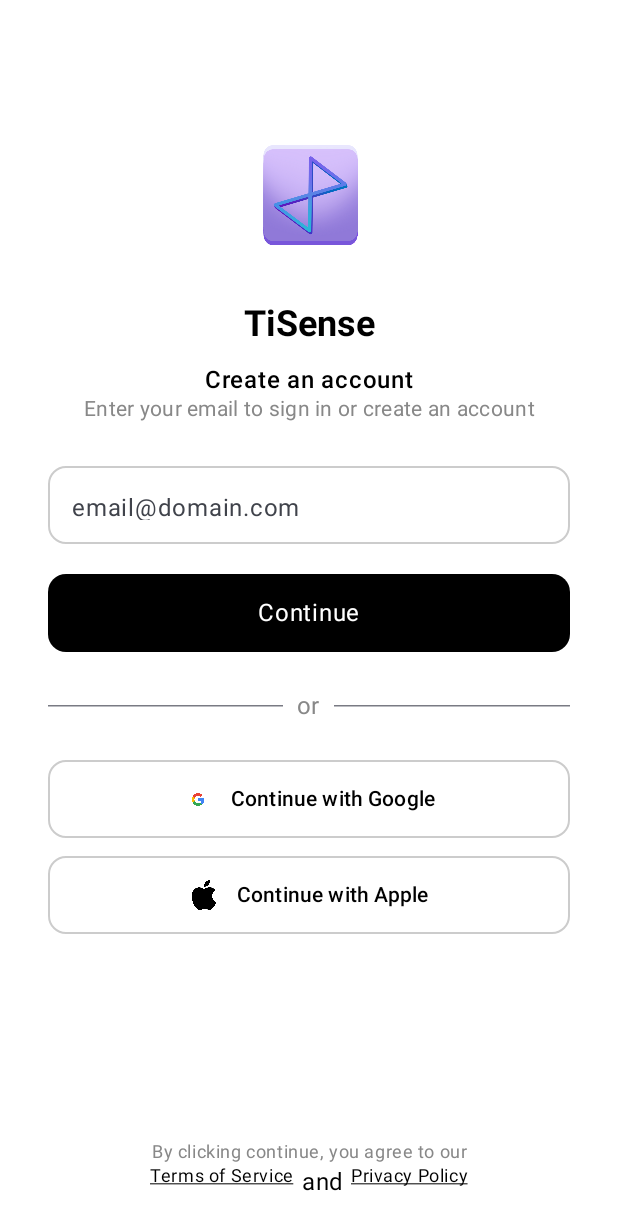
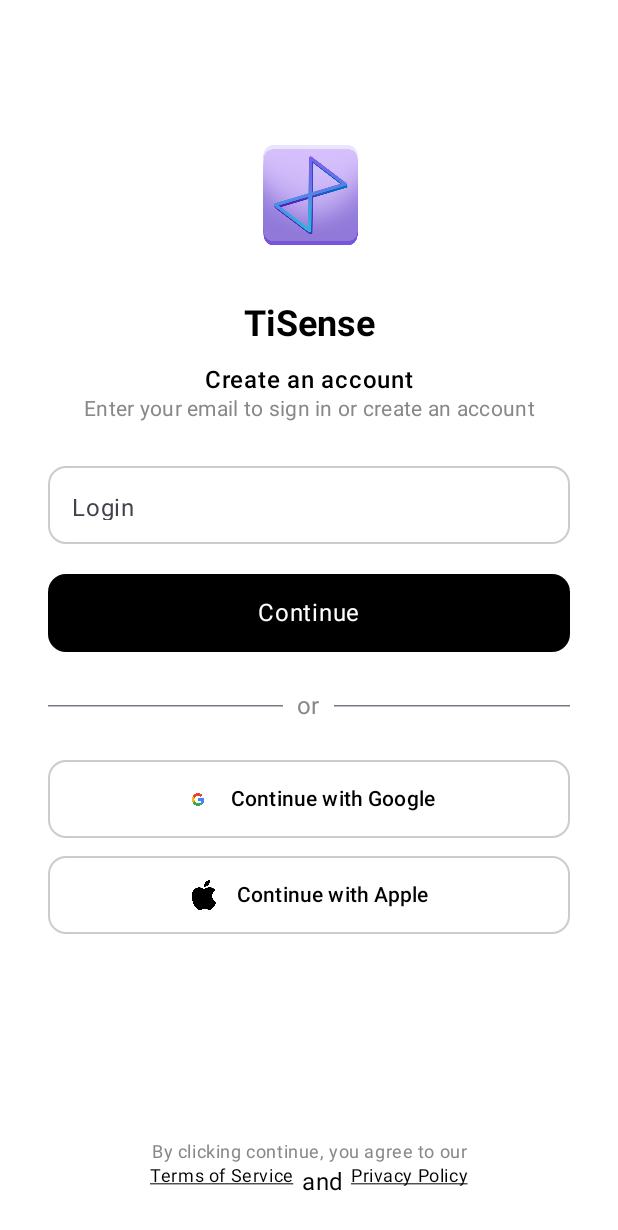
Before and after one commit to Cos229-239/2025_10_Team1, an Android app built with Jetpack Compose: the screen it shows after launch (MainActivity), on a phone screen of 412 x 824 dp. Shown: the top 1230 px of the screen. Run offline under Robolectric (Android 15) with nearby library versions, the phone set to English and light mode, and no system bars.

Commit message:
Login screen mostly set up, save for a couple of small adjustments that need to be fixed up

```diff
--- a/app/src/main/java/com/example/myapplication/MainActivity.kt
+++ b/app/src/main/java/com/example/myapplication/MainActivity.kt
@@ -91,7 +91,7 @@
         OutlinedTextField(
             value = email,
             onValueChange = { email = it },
-            placeholder = { Text("email@domain.com") },
+            placeholder = { Text("Login") },
             modifier = Modifier
                 .fillMaxWidth()
                 .height(52.dp),
```
